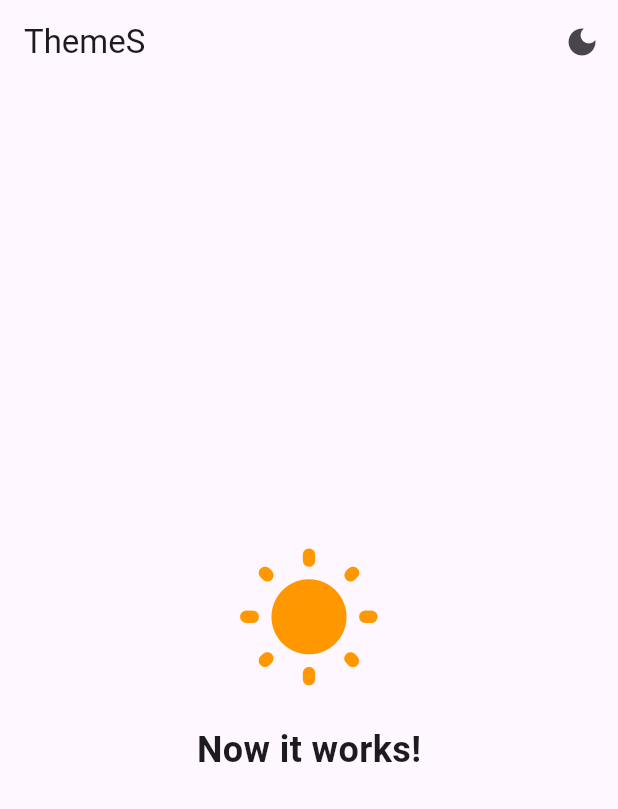
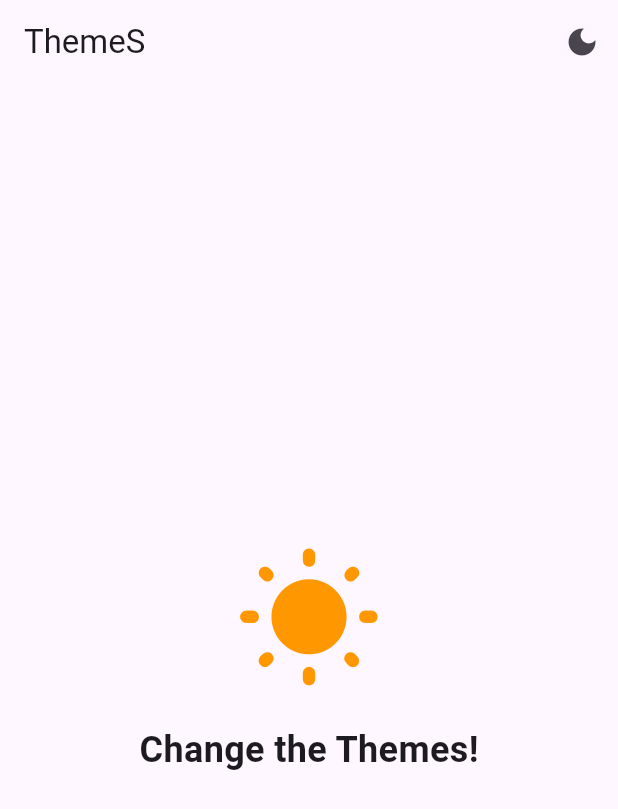
Before and after one commit to tanveerkhan87/switchmoods_flutterapp, a Flutter app: the screen it shows after launch, on a phone screen of 412 x 824 dp. Shown: the top 809 px of the screen. Run offline on Flutter 3.47's test engine with Material 3 defaults, Android fonts, the phone set to English and light mode, and no system bars; our stand-ins replace shared_preferences.

Commit message:
Update home_screen.dart

```diff
--- a/lib/screens/home_screen.dart
+++ b/lib/screens/home_screen.dart
@@ -39,7 +39,7 @@ class HomeScreen extends StatelessWidget {
             ),
             const SizedBox(height: 20),
             const Text(
-              'Now it works!',
+              'Change the Themes!',
               style: TextStyle(fontSize: 24, fontWeight: FontWeight.bold),
             ),
           ],
```
